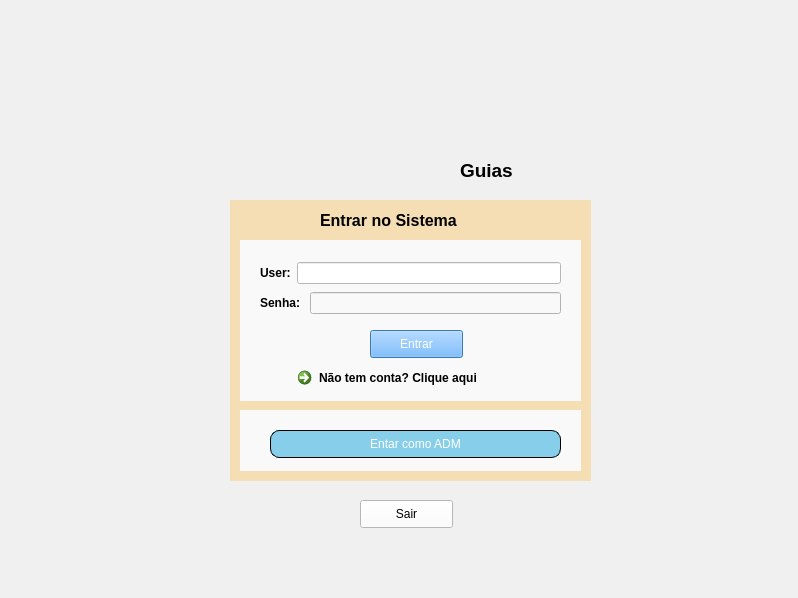
Qt form Guia_adm/ui/tela_login.ui (lannyily/POO2) before a commit.
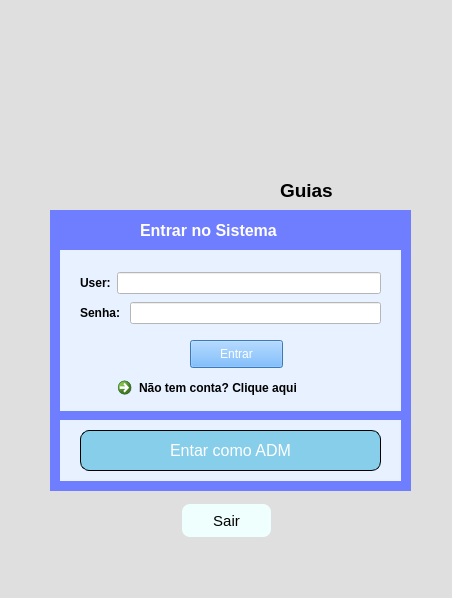
The same form after that commit. Icons and pictures are not drawn.

```diff
--- a/Guia_adm/ui/tela_login.ui
+++ b/Guia_adm/ui/tela_login.ui
@@ -6,7 +6,7 @@
    <rect>
     <x>0</x>
     <y>0</y>
-    <width>798</width>
+    <width>452</width>
     <height>598</height>
    </rect>
   </property>
@@ -14,17 +14,17 @@
    <string>MainWindow</string>
   </property>
   <property name="styleSheet">
-   <string notr="true">background-color: rgb(240, 240, 240);
+   <string notr="true">background-color: rgb(223, 223, 223);
 </string>
   </property>
   <widget class="QWidget" name="centralwidget">
    <widget class="QLabel" name="label">
     <property name="geometry">
      <rect>
-      <x>230</x>
-      <y>0</y>
-      <width>331</width>
-      <height>191</height>
+      <x>60</x>
+      <y>30</y>
+      <width>311</width>
+      <height>171</height>
      </rect>
     </property>
     <property name="text">
@@ -40,8 +40,8 @@
    <widget class="QLabel" name="label_2">
     <property name="geometry">
      <rect>
-      <x>460</x>
-      <y>160</y>
+      <x>280</x>
+      <y>180</y>
       <width>71</width>
       <height>21</height>
      </rect>
@@ -60,14 +60,14 @@
    <widget class="QWidget" name="widget" native="true">
     <property name="geometry">
      <rect>
-      <x>230</x>
-      <y>200</y>
+      <x>50</x>
+      <y>210</y>
       <width>361</width>
       <height>281</height>
      </rect>
     </property>
     <property name="styleSheet">
-     <string notr="true">background-color: rgb(245,222,179);</string>
+     <string notr="true">background-color: rgb(111, 125, 255);</string>
     </property>
     <widget class="QWidget" name="widget_2" native="true">
      <property name="geometry">
@@ -79,7 +79,7 @@
       </rect>
      </property>
      <property name="styleSheet">
-      <string notr="true">background-color: rgb(249, 249, 249);</string>
+      <string notr="true">background-color: rgb(231, 241, 255);</string>
      </property>
      <widget class="QPushButton" name="pushButton">
       <property name="geometry">
@@ -157,6 +157,9 @@
        </item>
        <item>
         <widget class="QLineEdit" name="lineEdit_senha">
+         <property name="styleSheet">
+          <string notr="true">background-color: rgb(255, 255, 255);</string>
+         </property>
          <property name="echoMode">
           <enum>QLineEdit::Password</enum>
          </property>
@@ -194,6 +197,9 @@
        <bold>true</bold>
       </font>
      </property>
+     <property name="styleSheet">
+      <string notr="true">color: rgb(255, 255, 255);</string>
+     </property>
      <property name="text">
       <string>Entrar no Sistema</string>
      </property>
@@ -208,15 +214,15 @@
       </rect>
      </property>
      <property name="styleSheet">
-      <string notr="true">background-color: rgb(249, 249, 249);</string>
+      <string notr="true">background-color: rgb(231, 241, 255);</string>
      </property>
      <widget class="QPushButton" name="pushButton_entar_adm">
       <property name="geometry">
        <rect>
-        <x>30</x>
-        <y>20</y>
-        <width>291</width>
-        <height>28</height>
+        <x>20</x>
+        <y>10</y>
+        <width>301</width>
+        <height>41</height>
        </rect>
       </property>
       <property name="styleSheet">
@@ -226,6 +232,7 @@
 color: rgb(255, 255, 255);
 	background-color: rgb(135,206,235);
 border-radius: 9px;
+ font-size: 16px;
 }
 
 QPushButton:hover{
@@ -253,14 +260,33 @@
    <widget class="QPushButton" name="pushButton_2">
     <property name="geometry">
      <rect>
-      <x>360</x>
+      <x>180</x>
       <y>500</y>
       <width>93</width>
-      <height>28</height>
+      <height>41</height>
      </rect>
     </property>
     <property name="styleSheet">
-     <string notr="true">background-color: rgb(255, 255, 255);</string>
+     <string notr="true">QPushButton {
+           
+	
+	
+	background-color: rgb(238, 255, 254);
+           border: none;
+           padding: 10px 20px;
+           text-align: center;
+           text-decoration: none;
+           display: inline-block;
+           font-size: 15px;
+           margin: 4px 2px;
+           cursor: pointer;
+           border-radius: 8px;
+        }
+        QPushButton:hover {
+          
+	
+	background-color: rgb(255, 255, 255);
+        }</string>
     </property>
     <property name="text">
      <string>Sair</string>
```
